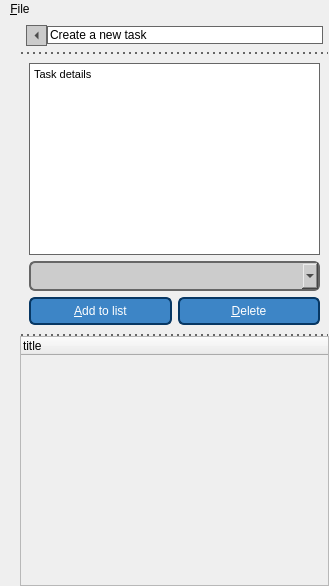
dgreisen/u2db, file cosas/cosas.ui: the form before one commit.
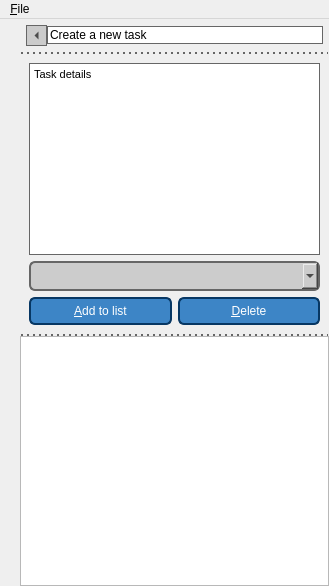
The form after the commit.

Commit message: non working craptastic

Diff of the .ui file:
```diff
--- a/cosas/cosas.ui
+++ b/cosas/cosas.ui
@@ -54,20 +54,11 @@
 	border-radius: 0px;
 }
 
-QTreeWidget::item{
-	border: 1px dotted rgb(102, 102, 102);
-	border-top: 0px;
-}
-
 QLineEdit, QTextEdit {
 	background-color: white;
 	border-radius: 0;
    border: 1px solid rgb(102,102,102);
 }
-
-* {
-	background-color: rgb(239, 239, 239);
-}
 </string>
   </property>
   <property name="toolButtonStyle">
@@ -247,7 +238,7 @@
           <number>0</number>
          </property>
          <attribute name="headerVisible">
-          <bool>true</bool>
+          <bool>false</bool>
          </attribute>
          <column>
           <property name="text">
```
Left out of the diff: 6 changed lines with no effect on the pictures. The commit also changes 1 other file.
